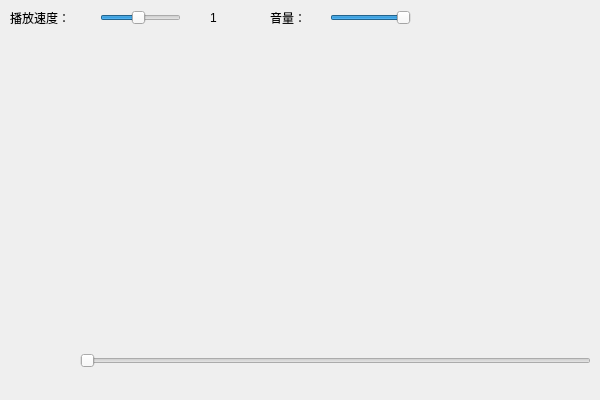
darrenflexxu/VideoPlayer, file xvideoview/xplayvideo.ui: the form before one commit.
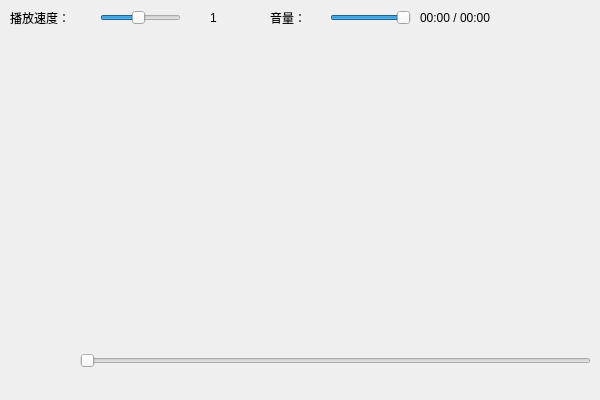
The form after the commit.

Commit message: 添加时间信息

The edit to the form file:
```diff
--- a/xvideoview/xplayvideo.ui
+++ b/xvideoview/xplayvideo.ui
@@ -118,6 +118,19 @@
     <enum>Qt::Horizontal</enum>
    </property>
   </widget>
+  <widget class="QLabel" name="timelabel">
+   <property name="geometry">
+     <rect>
+      <x>420</x>
+      <y>10</y>
+      <width>100</width>
+      <height>16</height>
+     </rect>
+   </property>
+   <property name="text">
+    <string>00:00 / 00:00</string>
+   </property>
+  </widget>
   <widget class="QSlider" name="pos">
    <property name="geometry">
     <rect>
```
The commit also changes 1 other file.
